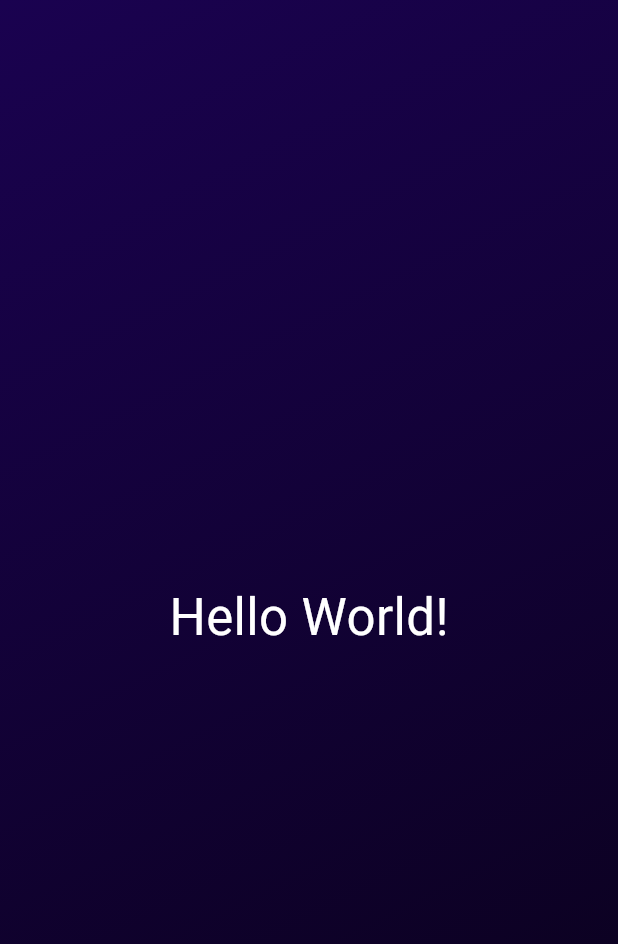
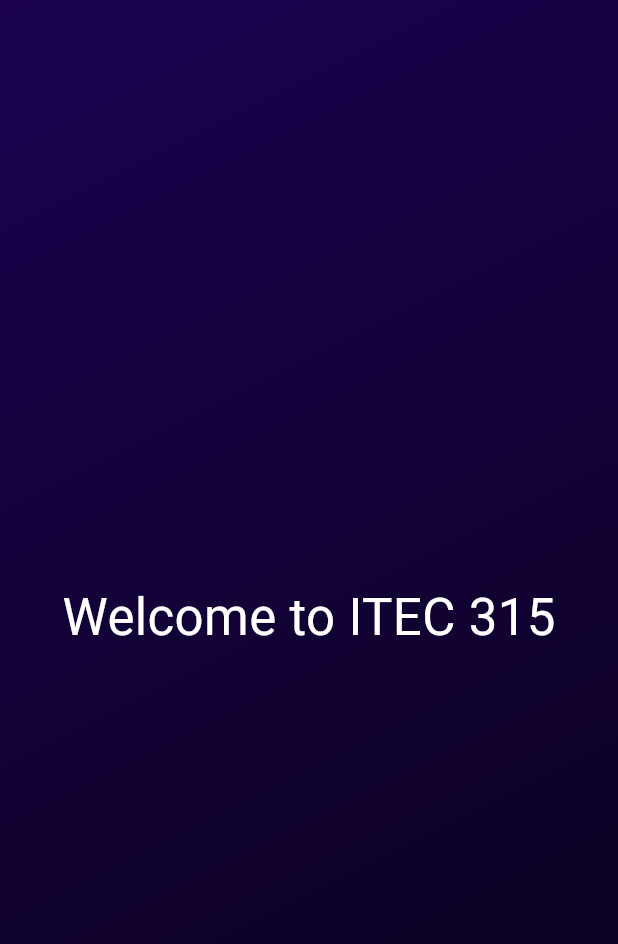
Before and after one commit to fmalik9/first_app, a Flutter app: the screen it shows after launch, on a phone screen of 412 x 824 dp. Shown: the top 944 px of the screen. Run offline on Flutter 3.47's test engine with Material 3 defaults, Android fonts, the phone set to English and light mode, and no system bars.

Commit message:
Finished Gradient Container and Centered Widget

```diff
--- /dev/null
+++ b/lib/centered.dart
@@ -0,0 +1,21 @@
+
+import 'package:flutter/material.dart';
+
+class Centered extends StatelessWidget{
+  Centered(this.text,{super.key});
+  String text;
+  @override
+
+  Widget build (BuildContext context) {
+    return  Center(
+      child: Text (
+        text,
+        style: TextStyle(
+          color:Colors.white,
+          fontSize: 34,
+        ),
+      ),
+      );
+
+  }
+}
--- /dev/null
+++ b/lib/gradient_container.dart
@@ -0,0 +1,28 @@
+import 'package:first_app/centered.dart';
+import 'package:flutter/material.dart';
+
+class GradientContainer extends StatelessWidget{
+  const GradientContainer({super.key}) ;
+
+@override
+Widget build(BuildContext context) {
+  return Container (
+    decoration: const BoxDecoration(
+      gradient: LinearGradient(
+        begin: Alignment.topLeft,
+        end : Alignment.bottomRight,
+        colors : [
+          Color.fromARGB(255, 26, 2, 80),
+          Color.fromARGB(255, 9, 1, 24)
+        ],
+
+      ),
+    ),
+      child: Centered("Welcome to ITEC 315"),
+
+  );
+}
+
+
+
+}
```
Also changed, not shown: lib/main.dart (+7 -24 lines).
